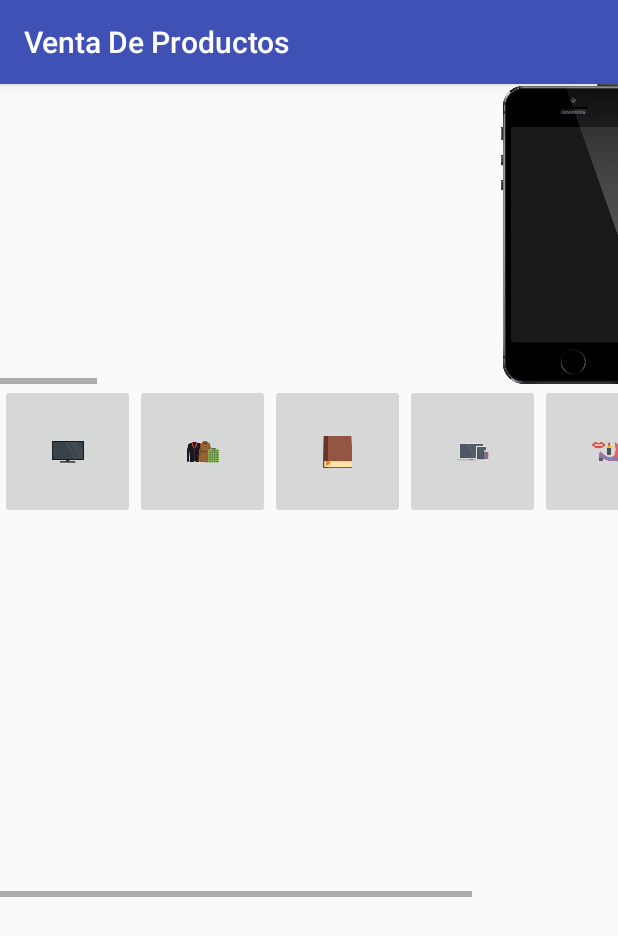
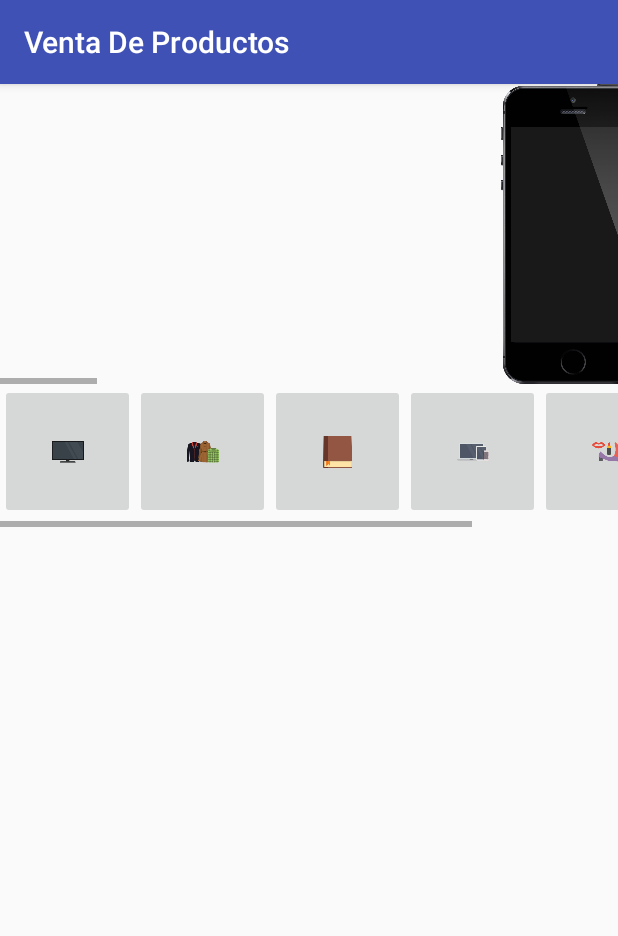
Before and after one commit to cellhig/VentaDeProductos, an Android app: the first screen one second after launch (MainActivity), on a phone screen of 412 x 824 dp. Shown: the top 936 px of the screen. Run offline under Robolectric (Android 15) with nearby library versions, the light colour scheme and no system bars.

Commit message:
cambio menor

```diff
--- a/app/src/main/res/layout/activity_main.xml
+++ b/app/src/main/res/layout/activity_main.xml
@@ -34,10 +34,11 @@
 
     <HorizontalScrollView
         android:layout_width="match_parent"
-        android:layout_height="342dp"
+        android:layout_height="95dp"
         android:layout_alignParentLeft="true"
         android:layout_alignParentStart="true"
-        android:layout_below="@+id/horizontalScrollView">
+        android:layout_below="@+id/horizontalScrollView"
+        android:id="@+id/horizontalScrollView2">
 
         <LinearLayout
             android:layout_width="wrap_content"
@@ -123,4 +124,13 @@
         </LinearLayout>
     </HorizontalScrollView>
 
+    <ListView
+        android:layout_width="match_parent"
+        android:layout_height="match_parent"
+        android:layout_alignParentLeft="true"
+        android:layout_alignParentStart="true"
+        android:layout_below="@+id/horizontalScrollView2" >
+
+    </ListView>
+
 </RelativeLayout>
```
